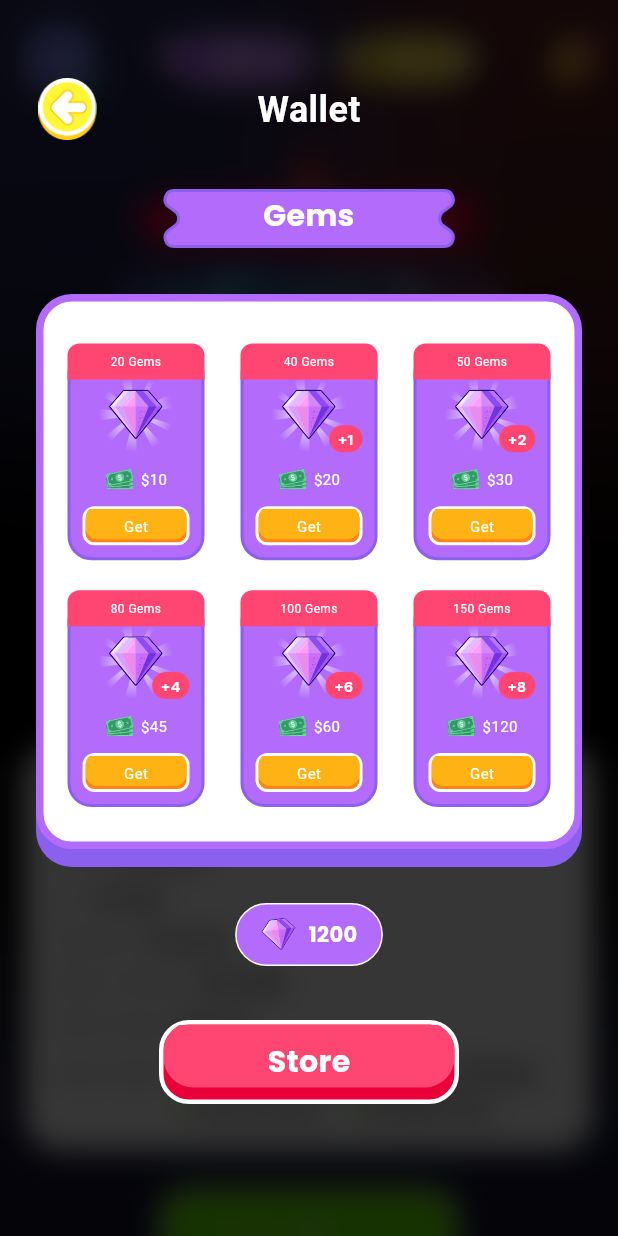
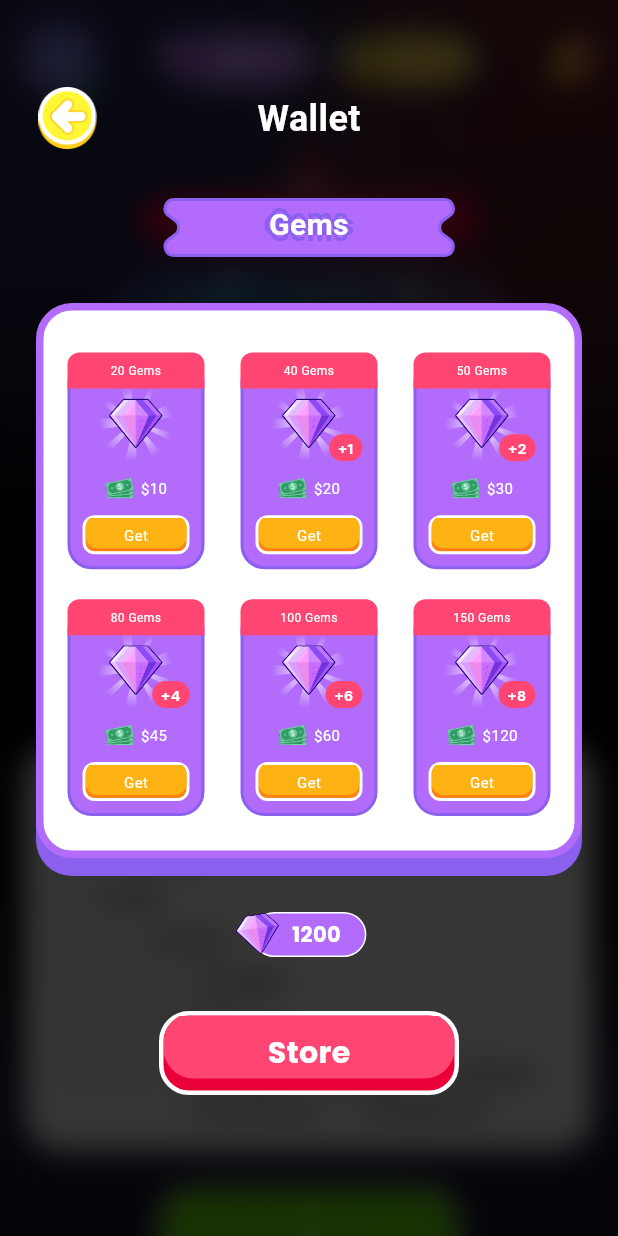
Before and after one commit to Jossyboydgenius/HIPHOP---RNB-BINGO, a Flutter app: the GameDetailsScreen screen opened by its route, after a tap on "120", on a phone screen of 412 x 824 dp. Run offline on Flutter 3.47's test engine with Material 3 defaults, Android fonts, the phone set to English and light mode, and no system bars; our stand-ins replace flutter_screenutil, flutter_svg, google_fonts, image_picker; missing offline and left inert: google_ml_kit, qr_code_scanner.

Commit message:
Enhance WalletFundingModal: Update font to MochiyPopOne, add text shadows for improved aesthetics, and refactor gem amount display using a Stack for better layout and icon positioning.

```diff
--- a/lib/widgets/wallet_funding_modal.dart
+++ b/lib/widgets/wallet_funding_modal.dart
@@ -78,7 +78,29 @@ class WalletFundingModal extends StatelessWidget {
                     fontSize: 20,
                     color: Colors.white,
                     fontWeight: FontWeight.bold,
-                    fontFamily: 'Poppins',
+                    fontFamily: 'MochiyPopOne',
+                    shadows: [
+                      Shadow(
+                        color: AppColors.purpleDark,
+                        offset: Offset(0, 4),
+                        blurRadius: 0,
+                      ),
+                      Shadow(
+                        color: AppColors.purpleDark,
+                        offset: Offset(4, 0),
+                        blurRadius: 0,
+                      ),
+                      Shadow(
+                        color: AppColors.purpleDark,
+                        offset: Offset(0, -4),
+                        blurRadius: 0,
+                      ),
+                      Shadow(
+                        color: AppColors.purpleDark,
+                        offset: Offset(-4, 0),
+                        blurRadius: 0,
+                      ),
+                    ],
                   ),
                 ),
               ),
@@ -151,22 +173,19 @@ class WalletFundingModal extends StatelessWidget {
               // Gem amount
               Padding(
                 padding: const EdgeInsets.only(top: 36),
-                child: Container(
-                  padding: const EdgeInsets.symmetric(horizontal: 16, vertical: 8),
+                child: Stack(
+                  clipBehavior: Clip.none,
+                  children: [
+                    Container(
+                      padding: const EdgeInsets.symmetric(horizontal: 16, vertical: 4),
                       decoration: BoxDecoration(
                         color: AppColors.purplePrimary,
                         borderRadius: BorderRadius.circular(100),
                         border: Border.all(color: Colors.white),
                       ),
-                  child: Row(
-                    mainAxisSize: MainAxisSize.min,
-                    children: [
-                      const AppIcons(
-                        icon: AppIconData.gem,
-                        size: 24,
-                      ),
-                      const SizedBox(width: 8),
-                      Text(
+                      child: Padding(
+                        padding: const EdgeInsets.only(left: 10),
+                        child: Text(
                           gemAmount,
                           style: AppTextStyle.poppins(
                             fontSize: 14,
@@ -174,8 +193,20 @@ class WalletFundingModal extends StatelessWidget {
                             fontWeight: FontWeight.w700,
                           ),
                         ),
+                      ),
+                    ),
+                    const Positioned(
+                      left: -12,
+                      top: 0,
+                      bottom: 0,
+                      child: Center(
+                        child: AppIcons(
+                          icon: AppIconData.gem,
+                          size: 32,
+                        ),
+                      ),
+                    ),
                   ],
-                  ),
                 ),
               ),
               // Store button
```
Lines whose indentation alone changed are shown as unchanged.
